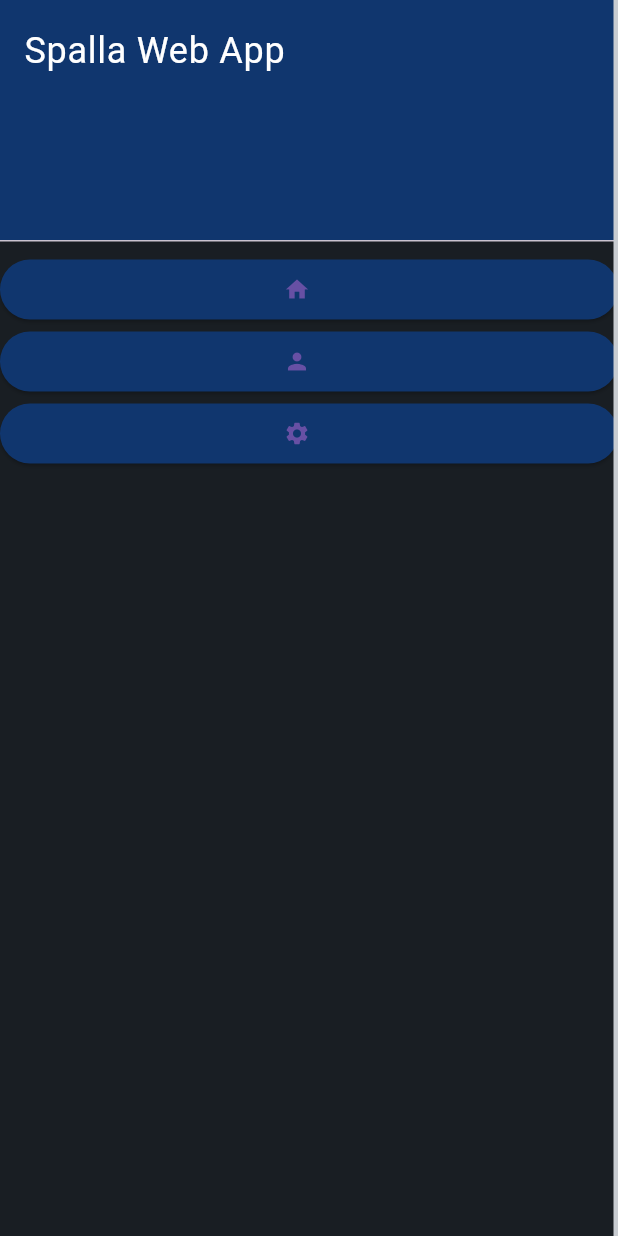
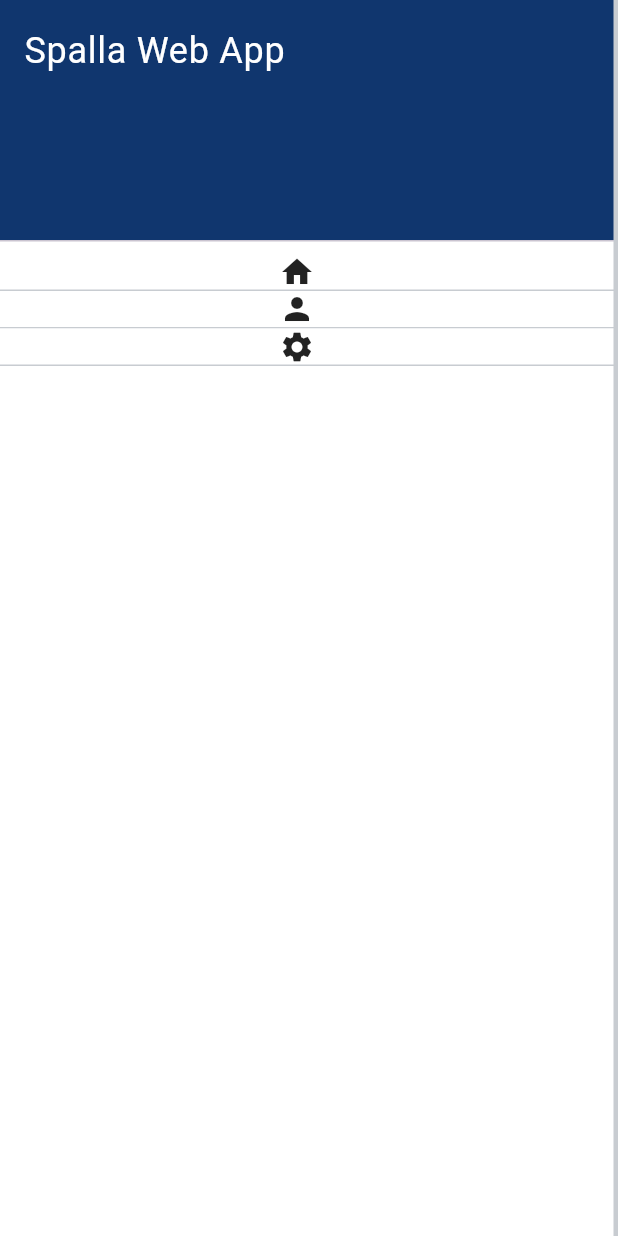
Before and after one commit to claudneysessa/flutter-go-router-example, a Flutter app: the screen it shows after launch, with the side drawer open, on a phone screen of 412 x 824 dp. Run offline on Flutter 3.47's test engine with Material 3 defaults, Android fonts, the light colour scheme and no system bars; our stand-ins replace bloc, equatable, flutter_bloc, get_it, go_router, logger.

Commit message:
Código antes do entendimento das rotinas

```diff
--- /dev/null
+++ b/lib/presentation/dashboard/dashboard_drawer.dart
@@ -0,0 +1,119 @@
+import 'package:flutter/material.dart';
+import 'package:flutter_bloc/flutter_bloc.dart';
+import 'package:go_router/go_router.dart';
+import 'package:spallawebapp/common/navigation/navigation_cubit.dart';
+import 'package:spallawebapp/common/style/app_colors.dart';
+import 'package:spallawebapp/common/widget/named_nav_bar_item_widget.dart';
+import 'package:spallawebapp/presentation/dashboard/dashboard_controller.dart';
+
+class DashboardDrawer extends StatefulWidget {
+  final BuildContext context;
+  final DashboardController controller;
+
+  const DashboardDrawer({
+    Key? key,
+    required this.context,
+    required this.controller,
+  }) : super(key: key);
+
+  @override
+  DashboardDrawerState createState() => DashboardDrawerState();
+}
+
+class DashboardDrawerState extends State<DashboardDrawer> {
+  @override
+  Widget build(BuildContext context) {
+    return Drawer(
+      width: 425,
+      shadowColor: Colors.black,
+      elevation: 25,
+      shape: const Border(
+        right: BorderSide(
+          color: AppColors.greyDivider,
+          width: 3,
+        ),
+      ),
+      backgroundColor: AppColors.white,
+      child: buildDrawer(
+        context,
+        widget.controller.itensMenuLista,
+      ),
+    );
+  }
+}
+
+Widget buildDrawer(
+  BuildContext context,
+  List<DbmCustomDrawerButton> tabs,
+) {
+  return ListView(
+    padding: EdgeInsets.zero,
+    children: [
+      const DrawerHeader(
+        decoration: BoxDecoration(
+          color: AppColors.blueDark,
+        ),
+        child: Text(
+          'Spalla Web App',
+          style: TextStyle(
+            color: Colors.white,
+            fontSize: 24,
+          ),
+        ),
+      ),
+      buildNavigationButtons(
+        context,
+        tabs,
+      ),
+    ],
+  );
+}
+
+Widget buildNavigationButtons(
+    BuildContext context, List<DbmCustomDrawerButton> tabs) {
+  return BlocBuilder<NavigationCubit, NavigationState>(
+    buildWhen: (previous, current) {
+      return previous.index != current.index;
+    },
+    builder: (context, state) {
+      return Column(
+        children: tabs
+            .map((tab) => SizedBox(
+                  width: double.infinity,
+                  child: InkWell(
+                    onTap: () {
+                      if (state.index != tabs.indexOf(tab)) {
+                        context.read<NavigationCubit>().getNavBarItem(
+                              tabs.indexOf(tab),
+                            );
+                        context.go(tab.initialLocation);
+                        Navigator.of(context).pop();
+                      }
+                    },
+                    child: Container(
+                      decoration: BoxDecoration(
+                        color: state.index == tabs.indexOf(tab)
+                            ? AppColors.white
+                            : AppColors.white,
+                        border: const Border(
+                          bottom: BorderSide(
+                            color: AppColors.greyDivider,
+                            width: 1,
+                          ),
+                        ),
+                      ),
+                      child: Row(
+                        mainAxisAlignment: MainAxisAlignment.center,
+                        children: [
+                          tab.icon,
+                          const SizedBox(width: 16),
+                        ],
+                      ),
+                    ),
+                  ),
+                ))
+            .toList(),
+      );
+    },
+  );
+}
--- a/lib/presentation/dashboard/dashboard_view.dart
+++ b/lib/presentation/dashboard/dashboard_view.dart
@@ -1,11 +1,7 @@
 import 'package:flutter/material.dart';
-import 'package:flutter_bloc/flutter_bloc.dart';
-import 'package:go_router/go_router.dart';
 import 'package:spallawebapp/common/style/app_colors.dart';
-
-import 'package:spallawebapp/common/navigation/navigation_cubit.dart';
-import 'package:spallawebapp/common/widget/named_nav_bar_item_widget.dart';
 import 'package:spallawebapp/presentation/dashboard/dashboard_controller.dart';
+import 'package:spallawebapp/presentation/dashboard/dashboard_drawer.dart';
 
 class DashboardView extends StatefulWidget {
   final Widget currentPageWidget;
@@ -27,73 +23,13 @@ class _DashboardViewState extends State<DashboardView> {
     return Scaffold(
       body: widget.currentPageWidget,
       appBar: AppBar(
-          title: const Text('Home'), backgroundColor: AppColors.blueDark),
-      drawer: Drawer(
-        width: 425,
-        shadowColor: Colors.black,
-        elevation: 25,
-        shape: const Border(
-            right: BorderSide(color: AppColors.greyDivider, width: 3)),
-        backgroundColor: AppColors.blackLight,
-        child: _buildDrawer(context, controller.itensMenuLista),
+        title: const Text('Dashboard'),
+        backgroundColor: AppColors.blue,
+      ),
+      drawer: DashboardDrawer(
+        context: context,
+        controller: controller,
       ),
     );
   }
-
-  Widget _buildDrawer(BuildContext context, List<DbmCustomDrawerButton> tabs) {
-    return ListView(
-      padding: EdgeInsets.zero,
-      children: [
-        const DrawerHeader(
-          decoration: BoxDecoration(color: AppColors.blueDark),
-          child: Text(
-            'Spalla Web App',
-            style: TextStyle(
-              color: Colors.white,
-              fontSize: 24,
-            ),
-          ),
-        ),
-        _buildNavigationButtons(context, tabs),
-      ],
-    );
-  }
-
-  Widget _buildNavigationButtons(
-      BuildContext context, List<DbmCustomDrawerButton> tabs) {
-    return BlocBuilder<NavigationCubit, NavigationState>(
-      buildWhen: (previous, current) {
-        return previous.index != current.index;
-      },
-      builder: (context, state) {
-        return Column(
-          children: tabs
-              .map((tab) => SizedBox(
-                    width: double.infinity,
-                    child: ElevatedButton(
-                      onPressed: () {
-                        if (state.index != tabs.indexOf(tab)) {
-                          context.read<NavigationCubit>().getNavBarItem(
-                                tabs.indexOf(tab),
-                              );
-                          context.go(tab.initialLocation);
-                          Navigator.of(context).pop();
-                        }
-                      },
-                      style: ElevatedButton.styleFrom(
-                          backgroundColor: AppColors.blueDark),
-                      child: Row(
-                        mainAxisAlignment: MainAxisAlignment.center,
-                        children: [
-                          tab.icon,
-                          const SizedBox(width: 16),
-                        ],
-                      ),
-                    ),
-                  ))
-              .toList(),
-        );
-      },
-    );
-  }
 }
--- a/lib/presentation/pages/home/home_screen.dart
+++ b/lib/presentation/pages/home/home_screen.dart
@@ -20,12 +20,12 @@ class _HomeScreenState extends State<HomeScreen> {
   ) {
     return Scaffold(
       key: _scaffoldKey,
-      backgroundColor: Colors.red,
+      backgroundColor: Colors.white,
       body: const Center(
         child: Text(
           'Home',
           style: TextStyle(
-            color: Colors.white,
+            color: Colors.black,
           ),
         ),
       ),
--- a/lib/presentation/pages/profile/profile_screen.dart
+++ b/lib/presentation/pages/profile/profile_screen.dart
@@ -12,12 +12,12 @@ class ProfileScreen extends StatelessWidget {
     BuildContext context,
   ) {
     return const Scaffold(
-      backgroundColor: Colors.green,
+      backgroundColor: Colors.white,
       body: Center(
         child: Text(
           'Profile',
           style: TextStyle(
-            color: Colors.white,
+            color: Colors.black,
           ),
         ),
       ),
--- a/lib/presentation/pages/settings/settings_screen.dart
+++ b/lib/presentation/pages/settings/settings_screen.dart
@@ -12,12 +12,12 @@ class SettingScreen extends StatelessWidget {
     BuildContext context,
   ) {
     return const Scaffold(
-      backgroundColor: Colors.blue,
+      backgroundColor: Colors.white,
       body: Center(
         child: Text(
           'Settings',
           style: TextStyle(
-            color: Colors.white,
+            color: Colors.black,
           ),
         ),
       ),
```
Also changed, not shown: 2 other files.
